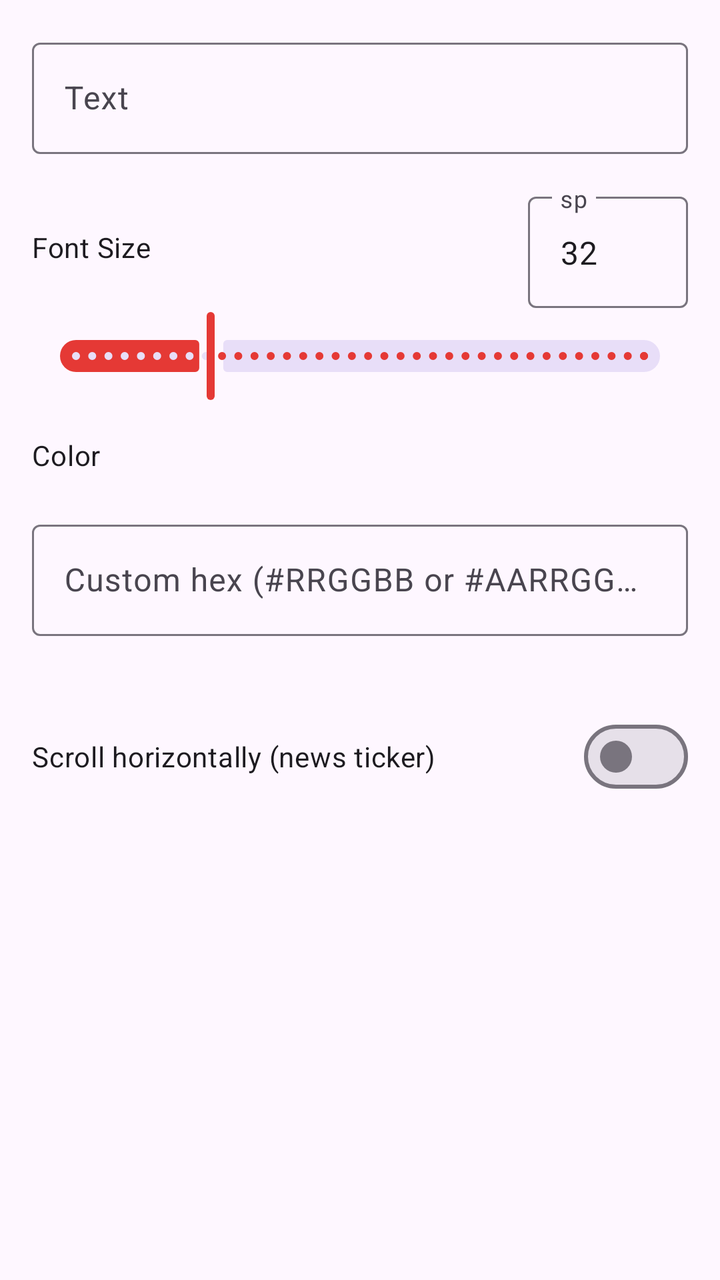
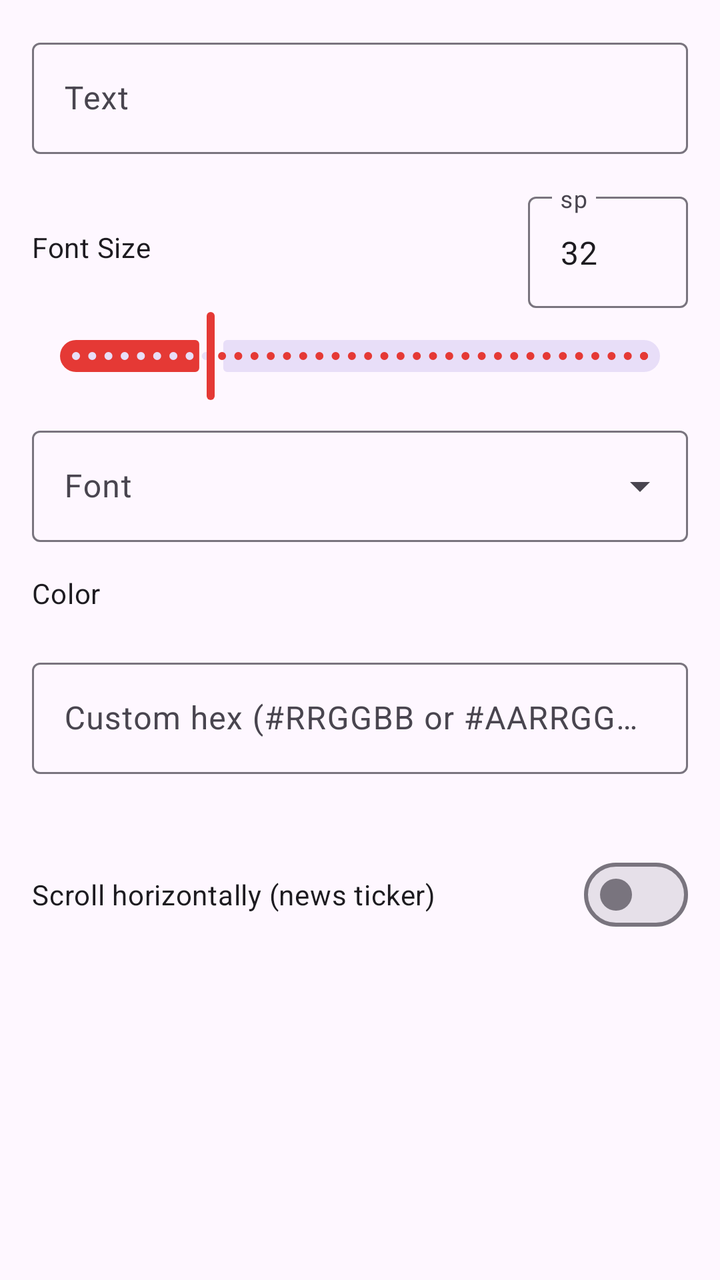

Two renders of the same Android screen: before a commit and after it. Below are the layout's source before the change and the commit's diff.
<!-- AndroidManifest.xml: application theme Theme.StreamForge -->
<!-- res/layout/dialog_text_overlay.xml -->
<?xml version="1.0" encoding="utf-8"?>
<ScrollView xmlns:android="http://schemas.android.com/apk/res/android"
    xmlns:app="http://schemas.android.com/apk/res-auto"
    android:layout_width="match_parent"
    android:layout_height="wrap_content">

    <LinearLayout
        android:layout_width="match_parent"
        android:layout_height="wrap_content"
        android:orientation="vertical"
        android:padding="16dp">

        <com.google.android.material.textfield.TextInputLayout
            android:id="@+id/tilText"
            android:layout_width="match_parent"
            android:layout_height="wrap_content"
            android:hint="@string/text_content_label">

            <com.google.android.material.textfield.TextInputEditText
                android:id="@+id/etText"
                android:layout_width="match_parent"
                android:layout_height="wrap_content"
                android:inputType="text|textMultiLine"
                android:maxLines="3" />
        </com.google.android.material.textfield.TextInputLayout>

        <LinearLayout
            android:layout_width="match_parent"
            android:layout_height="wrap_content"
            android:layout_marginTop="16dp"
            android:gravity="center_vertical"
            android:orientation="horizontal">

            <TextView
                android:id="@+id/tvFontSizeLabel"
                android:layout_width="0dp"
                android:layout_height="wrap_content"
                android:layout_weight="1"
                android:text="@string/font_size_label"
                android:textAppearance="?attr/textAppearanceBodyMedium" />

            <com.google.android.material.textfield.TextInputLayout
                android:id="@+id/tilFontSize"
                android:layout_width="80dp"
                android:layout_height="wrap_content"
                android:hint="sp"
                app:errorEnabled="false">

                <com.google.android.material.textfield.TextInputEditText
                    android:id="@+id/etFontSize"
                    android:layout_width="match_parent"
                    android:layout_height="wrap_content"
                    android:inputType="number"
                    android:maxLength="3"
                    android:text="32" />
            </com.google.android.material.textfield.TextInputLayout>
        </LinearLayout>

        <com.google.android.material.slider.Slider
            android:id="@+id/sliderFontSize"
            android:layout_width="match_parent"
            android:layout_height="wrap_content"
            android:stepSize="2"
            android:value="32"
            android:valueFrom="12"
            android:valueTo="96" />

        <TextView
            android:layout_width="wrap_content"
            android:layout_height="wrap_content"
            android:layout_marginTop="16dp"
            android:text="@string/color_label"
            android:textAppearance="?attr/textAppearanceBodyMedium" />

        <GridLayout
            android:id="@+id/colorGrid"
            android:layout_width="match_parent"
            android:layout_height="wrap_content"
            android:layout_marginTop="8dp"
            android:columnCount="6" />

        <com.google.android.material.textfield.TextInputLayout
            android:id="@+id/tilHex"
            android:layout_width="match_parent"
            android:layout_height="wrap_content"
            android:layout_marginTop="12dp"
            android:hint="@string/custom_hex_color_hint"
            app:errorEnabled="true">

            <com.google.android.material.textfield.TextInputEditText
                android:id="@+id/etHex"
                android:layout_width="match_parent"
                android:layout_height="wrap_content"
                android:inputType="textCapCharacters|textNoSuggestions"
                android:maxLength="9"
                android:singleLine="true" />
        </com.google.android.material.textfield.TextInputLayout>

        <com.google.android.material.materialswitch.MaterialSwitch
            android:id="@+id/switchScroll"
            android:layout_width="match_parent"
            android:layout_height="wrap_content"
            android:layout_marginTop="16dp"
            android:text="@string/text_scroll_label" />

    </LinearLayout>
</ScrollView>
<!-- resources referenced by this layout -->
<resources>
  <string name="color_label">Color</string>
  <string name="custom_hex_color_hint">Custom hex (#RRGGBB or #AARRGGBB)</string>
  <string name="font_size_label">Font Size</string>
  <string name="text_content_label">Text</string>
  <string name="text_scroll_label">Scroll horizontally (news ticker)</string>
  <style name="Theme.StreamForge" parent="Theme.Material3.DayNight.NoActionBar">
          <item name="colorPrimary">@color/brand_primary</item>
          <item name="colorPrimaryVariant">@color/brand_primary_dark</item>
          <item name="colorSecondary">@color/brand_secondary</item>
          <item name="android:windowLightStatusBar" tools:targetApi="m">false</item>
          <item name="android:statusBarColor">@color/surface_dark</item>
      </style>
  <color name="brand_primary">#E53935</color>
  <color name="brand_primary_dark">#B71C1C</color>
  <color name="brand_secondary">#FF7043</color>
  <color name="surface_dark">#121212</color>
</resources>

<!-- the commit's change to res/layout/dialog_text_overlay.xml (unified diff, before → after) -->
@@ -65,6 +65,24 @@
             android:valueFrom="12"
             android:valueTo="96" />
 
+        
+        <com.google.android.material.textfield.TextInputLayout
+            android:id="@+id/tilFont"
+            android:layout_width="match_parent"
+            android:layout_height="wrap_content"
+            android:layout_marginTop="8dp"
+            android:hint="@string/font_label"
+            style="@style/Widget.Material3.TextInputLayout.OutlinedBox.ExposedDropdownMenu">
+
+            <AutoCompleteTextView
+                android:id="@+id/actvFont"
+                android:layout_width="match_parent"
+                android:layout_height="wrap_content"
+                android:inputType="none"
+                android:editable="false" />
+
+        </com.google.android.material.textfield.TextInputLayout>
+
         <TextView
             android:layout_width="wrap_content"
             android:layout_height="wrap_content"
<!-- resource entries referenced after the edit -->
@@ -2,6 +2,7 @@
 <resources>
   <string name="color_label">Color</string>
   <string name="custom_hex_color_hint">Custom hex (#RRGGBB or #AARRGGBB)</string>
+  <string name="font_label">Font</string>
   <string name="font_size_label">Font Size</string>
   <string name="text_content_label">Text</string>
   <string name="text_scroll_label">Scroll horizontally (news ticker)</string>
